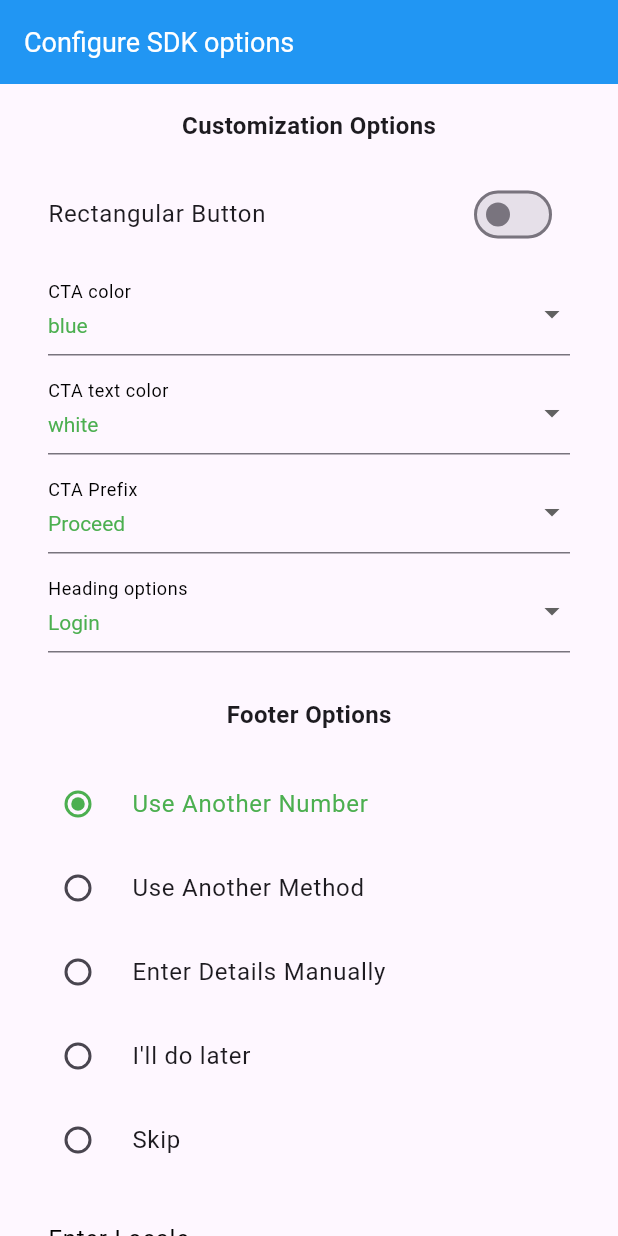
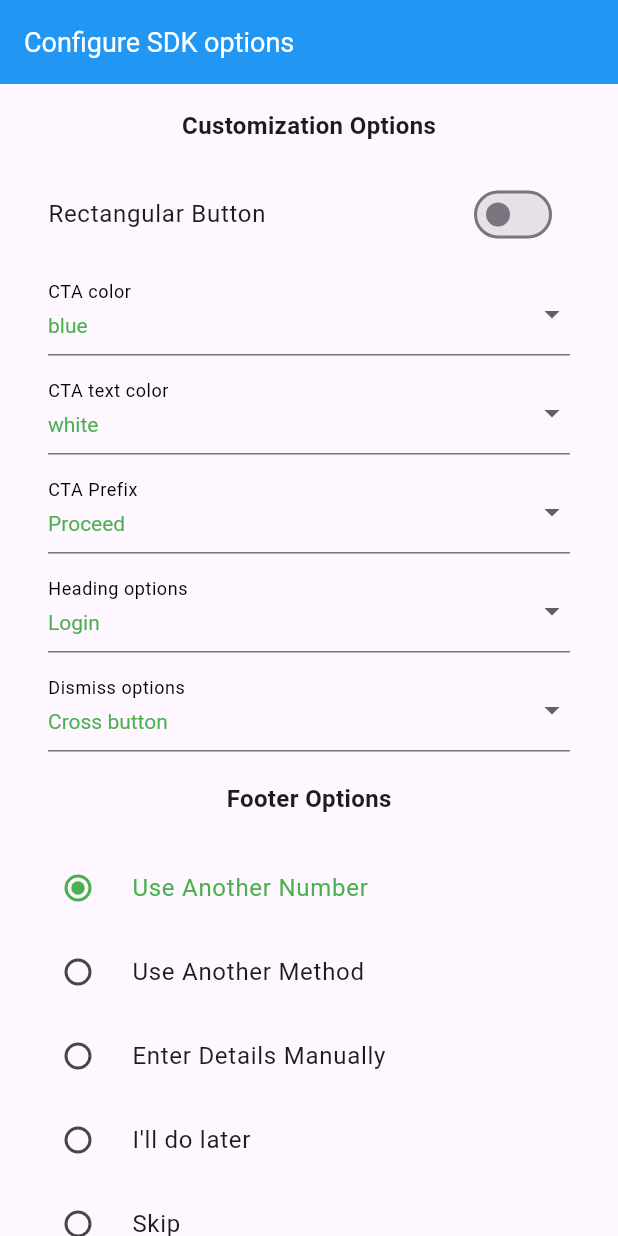
Before and after one commit to truecaller/flutter-sdk, a Flutter app: the HomePage screen opened directly, on a phone screen of 412 x 824 dp. Run offline on Flutter 3.47's test engine with Material 3 defaults, Android fonts, the phone set to English and light mode, and no system bars; our stand-ins replace dio, permission_handler; accounts and stored records are empty.

Commit message:
TCANDROID-65046: Add dismiss options in example app.

```diff
--- a/example/lib/customization/config_options.dart
+++ b/example/lib/customization/config_options.dart
@@ -113,6 +113,15 @@ class ConfigOptions {
   }
 }
 
+class DismissOptions {
+  static Map<String, int> getDismissOptions() {
+    return {
+      "Secondary cta border": TcSdkOptions.DISMISS_OPTION_SECONDARY_CTA_BORDER,
+      "Cross button": TcSdkOptions.DISMISS_OPTION_CROSS_BUTTON,
+    };
+  }
+}
+
 class AccessTokenHelper {
   final TcOAuthData tcOAuthData;
   final String codeVerifier;
--- a/example/lib/customization/main_customization_screen.dart
+++ b/example/lib/customization/main_customization_screen.dart
@@ -71,8 +71,9 @@ class _HomePageState extends State<HomePage> {
   List<DropdownMenuItem<int>> colorMenuItemList = [];
   List<DropdownMenuItem<int>> ctaPrefixMenuItemList = [];
   List<DropdownMenuItem<int>> headingMenuItemList = [];
+  List<DropdownMenuItem<int>> dismissOptionItemList = [];
   late int ctaColor, ctaTextColor;
-  late int ctaPrefixOption, headingOption;
+  late int ctaPrefixOption, headingOption, dismissOption;
   final TextEditingController localeController = TextEditingController();
   late StreamSubscription? streamSubscription;
 
@@ -87,6 +88,7 @@ class _HomePageState extends State<HomePage> {
     ctaTextColor = Colors.white.toARGB32();
     ctaPrefixOption = 0;
     headingOption = 0;
+    dismissOption = TcSdkOptions.DISMISS_OPTION_CROSS_BUTTON;
 
     for (String key in ConfigOptions.getColorList().keys) {
       colorMenuItemList.add(DropdownMenuItem<int>(
@@ -108,6 +110,14 @@ class _HomePageState extends State<HomePage> {
         child: Text("${HeadingOption.getHeadingOptions()[i]}"),
       ));
     }
+
+    for (String key in DismissOptions.getDismissOptions().keys) {
+      dismissOptionItemList.add(DropdownMenuItem<int>(
+          value: DismissOptions.getDismissOptions()[key],
+          child: Text("$key"),
+      ));
+    }
+
   }
 
   List<Widget> createRadioListFooterOptions() {
@@ -338,6 +348,23 @@ class _HomePageState extends State<HomePage> {
         color: Colors.transparent,
         height: 10.0,
       ),
+      Padding(
+        padding: const EdgeInsets.only(left: 16.0, right: 16.0),
+        child: DropdownButtonFormField<int>(
+            decoration: InputDecoration(
+              labelText: "Dismiss options",
+              labelStyle: TextStyle(color: Colors.black, fontSize: 16.0),
+            ),
+            style: TextStyle(color: Colors.green),
+            value: dismissOption,
+            isExpanded: true,
+            items: dismissOptionItemList,
+            onChanged: (value) {
+              setState(() {
+                dismissOption = value!;
+              });
+            }),
+      ),
     ];
   }
 
@@ -354,7 +381,8 @@ class _HomePageState extends State<HomePage> {
             ? TcSdkOptions.BUTTON_SHAPE_RECTANGLE
             : TcSdkOptions.BUTTON_SHAPE_ROUNDED,
         buttonColor: ctaColor,
-        buttonTextColor: ctaTextColor);
+        buttonTextColor: ctaTextColor,
+    dismissOption: dismissOption);
 
     TcSdk.isOAuthFlowUsable.then((isOAuthFlowUsable) {
       if (isOAuthFlowUsable) {
--- a/lib/src/truecaller.dart
+++ b/lib/src/truecaller.dart
@@ -64,7 +64,7 @@ class TcSdk {
           int buttonShapeOption = TcSdkOptions.BUTTON_SHAPE_ROUNDED,
           int? buttonColor,
           int? buttonTextColor,
-          int dismissOptions = TcSdkOptions.DISMISS_OPTION_CROSS_BUTTON}) async =>
+          int dismissOption = TcSdkOptions.DISMISS_OPTION_CROSS_BUTTON}) async =>
       await _methodChannel.invokeMethod('initializeSDK', {
         "sdkOption": sdkOption,
         "consentHeadingOption": consentHeadingOption,
@@ -73,7 +73,7 @@ class TcSdk {
         "buttonShapeOption": buttonShapeOption,
         "buttonColor": buttonColor,
         "buttonTextColor": buttonTextColor,
-        "dismissOptions": dismissOptions,
+        "dismissOption": dismissOption,
       });
 
   /// Once you initialise the Truecaller SDK using the [initializeSDK] method, and if you are using
```
Also changed, not shown: 2 other files.
